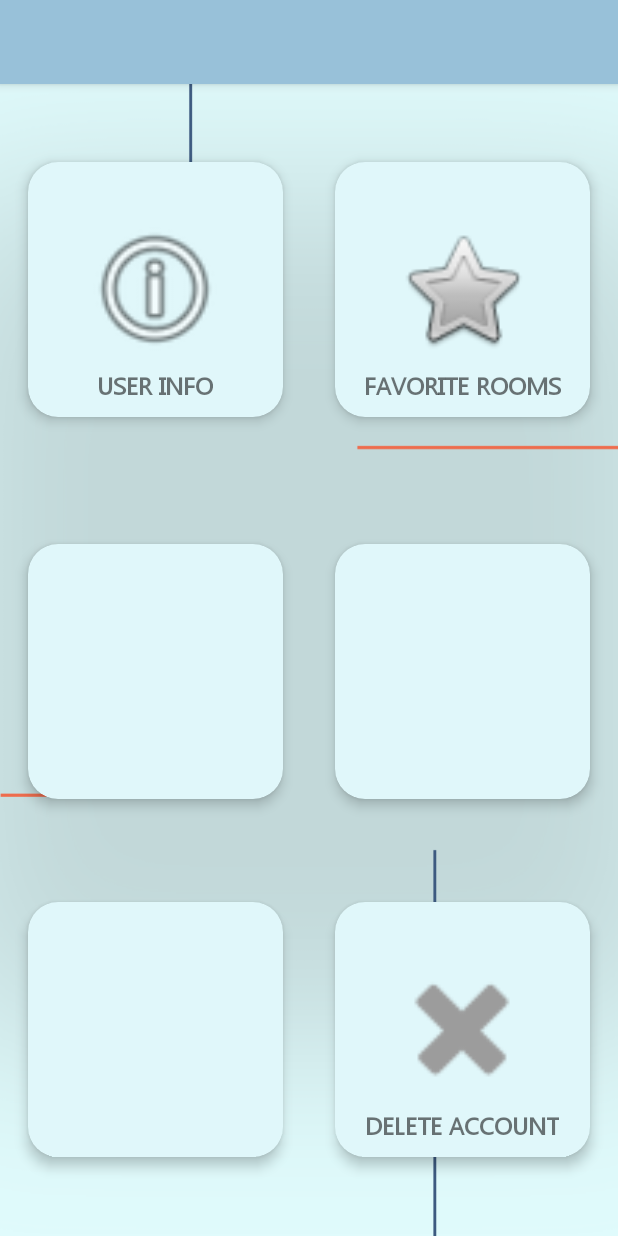
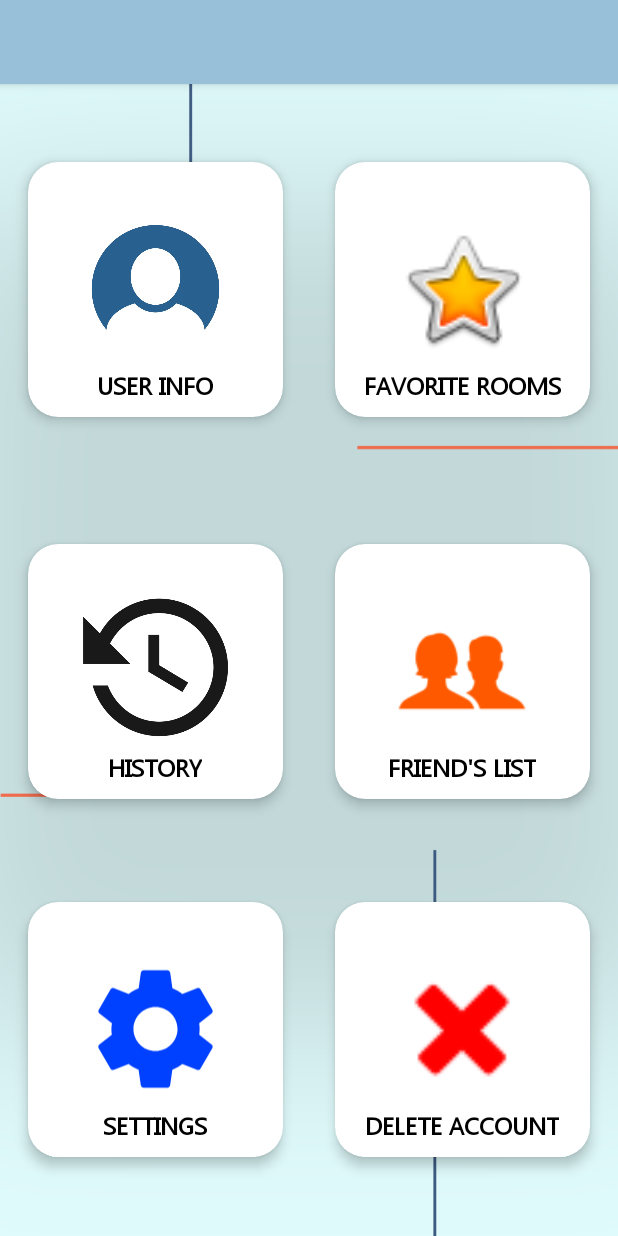
Before and after one commit to salhanyf/iSeat-COEN390, an Android app: the UserProfileActivity screen opened directly, with no data from a screen before it, on a phone screen of 412 x 824 dp. Run offline under Robolectric (Android 15) with nearby library versions, the phone set to English and light mode, and no system bars; our stand-ins replace Firebase (no records; nobody signed in at launch, a user with empty details on screens opened directly).

Commit message:
List of card view activities when clicking user icon

```diff
--- /dev/null
+++ b/app/src/main/java/com/example/finalproject/views/Cards/DeleteAccountActivity.java
@@ -0,0 +1,4 @@
+package com.example.finalproject.views.Cards;
+
+public class DeleteAccountActivity {
+}
--- /dev/null
+++ b/app/src/main/java/com/example/finalproject/views/Cards/FavoriteRoomActivity.java
@@ -0,0 +1,4 @@
+package com.example.finalproject.views.Cards;
+
+public class FavoriteRoomActivity {
+}
--- /dev/null
+++ b/app/src/main/java/com/example/finalproject/views/Cards/FriendActivity.java
@@ -0,0 +1,4 @@
+package com.example.finalproject.views.Cards;
+
+public class FriendActivity {
+}
--- /dev/null
+++ b/app/src/main/java/com/example/finalproject/views/Cards/HistoryActivity.java
@@ -0,0 +1,4 @@
+package com.example.finalproject.views.Cards;
+
+public class HistoryActivity {
+}
--- /dev/null
+++ b/app/src/main/java/com/example/finalproject/views/Cards/UserInfoActivity.java
@@ -0,0 +1,4 @@
+package com.example.finalproject.views.Cards;
+
+public class UserInfoActivity {
+}
--- a/app/src/main/res/layout/activity_user_profile.xml
+++ b/app/src/main/res/layout/activity_user_profile.xml
@@ -5,7 +5,7 @@
     android:layout_width="match_parent"
     android:layout_height="match_parent"
     android:background="@drawable/background"
-    android:clickable="true"
+    android:clickable="false"
     tools:context="com.example.finalproject.views.UserProfileActivity">
 
     <androidx.appcompat.widget.Toolbar
@@ -27,25 +27,29 @@
     </androidx.appcompat.widget.Toolbar>
 
     <androidx.cardview.widget.CardView
-        android:id="@+id/cardView4"
+        android:id="@+id/cardViewUser"
         android:layout_width="170dp"
         android:layout_height="170dp"
         android:layout_marginStart="16dp"
         android:layout_marginTop="15dp"
         android:layout_marginEnd="16dp"
         android:layout_marginBottom="32dp"
-        app:cardBackgroundColor="#E0F7FA"
+        android:clickable="true"
+        app:cardBackgroundColor="@color/card_rooms_background"
         app:cardCornerRadius="20dp"
         app:cardElevation="5dp"
-        app:layout_constraintBottom_toTopOf="@+id/cardView3"
-        app:layout_constraintEnd_toStartOf="@+id/cardView2"
+        app:layout_constraintBottom_toTopOf="@+id/cardViewHistory"
+        app:layout_constraintEnd_toStartOf="@+id/cardViewFavorite"
         app:layout_constraintStart_toStartOf="parent"
-        app:layout_constraintTop_toBottomOf="@+id/appToolbar" >
+        app:layout_constraintTop_toBottomOf="@+id/appToolbar">
 
         <ImageView
             android:id="@+id/imageView"
-            app:srcCompat="@android:drawable/ic_menu_info_details"
-            style="@style/profilepage" />
+            style="@style/profilepage"
+            android:layout_width="122dp"
+            android:layout_height="120dp"
+            android:clickable="true"
+            app:srcCompat="@drawable/user_profile_png_image" />
 
         <TextView
             android:id="@+id/ProfilePageUserInfoTextView"
@@ -53,29 +57,32 @@
             android:layout_height="wrap_content"
             android:layout_gravity="bottom|center_horizontal"
             android:layout_marginBottom="10dp"
+            android:clickable="true"
             android:fontFamily="@font/gadugi"
             android:text="User Info"
             android:textAlignment="center"
             android:textAllCaps="true"
+            android:textColor="@color/text_small"
             android:textSize="16sp"
             android:textStyle="bold" />
     </androidx.cardview.widget.CardView>
 
     <androidx.cardview.widget.CardView
-        android:id="@+id/cardView2"
+        android:id="@+id/cardViewFavorite"
         android:layout_width="170dp"
         android:layout_height="170dp"
         android:layout_marginStart="16dp"
         android:layout_marginTop="15dp"
         android:layout_marginEnd="16dp"
         android:layout_marginBottom="32dp"
-        app:cardBackgroundColor="#E0F7FA"
+        android:clickable="true"
+        app:cardBackgroundColor="@color/card_rooms_background"
         app:cardCornerRadius="20dp"
         app:cardElevation="5dp"
-        app:layout_constraintBottom_toTopOf="@+id/cardView5"
+        app:layout_constraintBottom_toTopOf="@+id/cardViewFriend"
         app:layout_constraintEnd_toEndOf="parent"
-        app:layout_constraintStart_toEndOf="@+id/cardView4"
-        app:layout_constraintTop_toBottomOf="@+id/appToolbar" >
+        app:layout_constraintStart_toEndOf="@+id/cardViewUser"
+        app:layout_constraintTop_toBottomOf="@+id/appToolbar">
 
         <TextView
             android:id="@+id/FavoriteRoomsTextView"
@@ -83,10 +90,12 @@
             android:layout_height="wrap_content"
             android:layout_gravity="bottom|center_horizontal"
             android:layout_marginBottom="10dp"
+            android:clickable="true"
             android:fontFamily="@font/gadugi"
             android:text="Favorite Rooms"
             android:textAlignment="center"
             android:textAllCaps="true"
+            android:textColor="@color/text_small"
             android:textSize="16sp"
             android:textStyle="bold" />
 
@@ -95,24 +104,26 @@
             style="@style/profilepage"
             android:layout_width="90dp"
             android:layout_height="90dp"
-            app:srcCompat="@android:drawable/btn_star" />
+            android:clickable="true"
+            app:srcCompat="@android:drawable/btn_star_big_on" />
     </androidx.cardview.widget.CardView>
 
     <androidx.cardview.widget.CardView
-        android:id="@+id/cardView7"
+        android:id="@+id/cardViewDelete"
         android:layout_width="170dp"
         android:layout_height="170dp"
         android:layout_marginStart="16dp"
         android:layout_marginTop="16dp"
         android:layout_marginEnd="16dp"
         android:layout_marginBottom="16dp"
-        app:cardBackgroundColor="#E0F7FA"
+        android:clickable="true"
+        app:cardBackgroundColor="@color/card_rooms_background"
         app:cardCornerRadius="20dp"
         app:cardElevation="5dp"
         app:layout_constraintBottom_toBottomOf="parent"
         app:layout_constraintEnd_toEndOf="parent"
-        app:layout_constraintStart_toEndOf="@+id/cardView6"
-        app:layout_constraintTop_toBottomOf="@+id/cardView5" >
+        app:layout_constraintStart_toEndOf="@+id/cardViewSettings"
+        app:layout_constraintTop_toBottomOf="@+id/cardViewFriend">
 
         <TextView
             android:id="@+id/profilePageUserInfoTextView2"
@@ -120,10 +131,12 @@
             android:layout_height="wrap_content"
             android:layout_gravity="bottom|center_horizontal"
             android:layout_marginBottom="10dp"
+            android:clickable="true"
             android:fontFamily="@font/gadugi"
             android:text="Delete Account"
             android:textAlignment="center"
             android:textAllCaps="true"
+            android:textColor="@color/text_small"
             android:textSize="16sp"
             android:textStyle="bold" />
 
@@ -132,58 +145,139 @@
             style="@style/profilepage"
             android:layout_width="100dp"
             android:layout_height="100dp"
-            android:tint="#9C9C9C"
-            app:srcCompat="@android:drawable/ic_delete" />
+            android:clickable="true"
+            android:tint="#FF0000"
+            app:srcCompat="@android:drawable/ic_delete"
+            tools:ignore="UseAppTint" />
     </androidx.cardview.widget.CardView>
 
     <androidx.cardview.widget.CardView
-        android:id="@+id/cardView3"
+        android:id="@+id/cardViewHistory"
         android:layout_width="170dp"
         android:layout_height="170dp"
         android:layout_marginStart="16dp"
         android:layout_marginTop="16dp"
         android:layout_marginEnd="16dp"
         android:layout_marginBottom="16dp"
-        app:cardBackgroundColor="#E0F7FA"
+        android:clickable="true"
+        app:cardBackgroundColor="@color/card_rooms_background"
         app:cardCornerRadius="20dp"
         app:cardElevation="5dp"
-        app:layout_constraintBottom_toTopOf="@+id/cardView6"
-        app:layout_constraintEnd_toStartOf="@+id/cardView5"
+        app:layout_constraintBottom_toTopOf="@+id/cardViewSettings"
+        app:layout_constraintEnd_toStartOf="@+id/cardViewFriend"
         app:layout_constraintStart_toStartOf="parent"
-        app:layout_constraintTop_toBottomOf="@+id/cardView4" >
+        app:layout_constraintTop_toBottomOf="@+id/cardViewUser">
 
+        <ImageView
+            android:id="@+id/imageView5"
+            style="@style/profilepage"
+            android:layout_width="110dp"
+            android:layout_height="101dp"
+            android:clickable="true"
+            android:tint="#000000"
+            app:srcCompat="@drawable/history"
+            tools:ignore="UseAppTint" />
+
+        <TextView
+            android:id="@+id/profilePageUserInfoTextView"
+            android:layout_width="wrap_content"
+            android:layout_height="wrap_content"
+            android:layout_gravity="bottom|center_horizontal"
+            android:layout_marginBottom="10dp"
+            android:clickable="true"
+            android:fontFamily="@font/gadugi"
+            android:text="History"
+            android:textAlignment="center"
+            android:textAllCaps="true"
+            android:textColor="@color/text_small"
+            android:textSize="16sp"
+            android:textStyle="bold" />
     </androidx.cardview.widget.CardView>
 
     <androidx.cardview.widget.CardView
-        android:id="@+id/cardView6"
+        android:id="@+id/cardViewSettings"
         android:layout_width="170dp"
         android:layout_height="170dp"
         android:layout_marginStart="16dp"
         android:layout_marginTop="16dp"
         android:layout_marginEnd="16dp"
         android:layout_marginBottom="16dp"
-        app:cardBackgroundColor="#E0F7FA"
+        android:clickable="true"
+        app:cardBackgroundColor="@color/card_rooms_background"
         app:cardCornerRadius="20dp"
         app:cardElevation="5dp"
         app:layout_constraintBottom_toBottomOf="parent"
-        app:layout_constraintEnd_toStartOf="@+id/cardView7"
+        app:layout_constraintEnd_toStartOf="@+id/cardViewDelete"
         app:layout_constraintStart_toStartOf="parent"
-        app:layout_constraintTop_toBottomOf="@+id/cardView3" />
+        app:layout_constraintTop_toBottomOf="@+id/cardViewHistory">
+
+        <TextView
+            android:id="@+id/profilePageUserInfoTextView5"
+            android:layout_width="wrap_content"
+            android:layout_height="wrap_content"
+            android:layout_gravity="bottom|center_horizontal"
+            android:layout_marginBottom="10dp"
+            android:clickable="true"
+            android:fontFamily="@font/gadugi"
+            android:text="Settings"
+            android:textAlignment="center"
+            android:textAllCaps="true"
+            android:textColor="@color/text_small"
+            android:textSize="16sp"
+            android:textStyle="bold" />
+
+        <ImageView
+            android:id="@+id/imageView7"
+            style="@style/profilepage"
+            android:layout_width="98dp"
+            android:layout_height="100dp"
+            android:clickable="true"
+            android:tint="#0040FF"
+            app:srcCompat="@drawable/ic_baseline_settings_24"
+            tools:ignore="UseAppTint" />
+    </androidx.cardview.widget.CardView>
 
     <androidx.cardview.widget.CardView
-        android:id="@+id/cardView5"
+        android:id="@+id/cardViewFriend"
         android:layout_width="170dp"
         android:layout_height="170dp"
         android:layout_marginStart="16dp"
         android:layout_marginTop="16dp"
         android:layout_marginEnd="16dp"
         android:layout_marginBottom="16dp"
-        app:cardBackgroundColor="#E0F7FA"
+        android:clickable="true"
+        app:cardBackgroundColor="@color/card_rooms_background"
         app:cardCornerRadius="20dp"
         app:cardElevation="5dp"
-        app:layout_constraintBottom_toTopOf="@+id/cardView7"
+        app:layout_constraintBottom_toTopOf="@+id/cardViewDelete"
         app:layout_constraintEnd_toEndOf="parent"
-        app:layout_constraintStart_toEndOf="@+id/cardView3"
-        app:layout_constraintTop_toBottomOf="@+id/cardView2" />
+        app:layout_constraintStart_toEndOf="@+id/cardViewHistory"
+        app:layout_constraintTop_toBottomOf="@+id/cardViewFavorite">
+
+        <ImageView
+            android:id="@+id/imageView6"
+            style="@style/profilepage"
+            android:layout_width="wrap_content"
+            android:layout_height="wrap_content"
+            android:clickable="true"
+            android:tint="#FF5900"
+            app:srcCompat="@drawable/network"
+            tools:ignore="UseAppTint" />
+
+        <TextView
+            android:id="@+id/profilePageUserInfoTextView3"
+            android:layout_width="wrap_content"
+            android:layout_height="wrap_content"
+            android:layout_gravity="bottom|center_horizontal"
+            android:layout_marginBottom="10dp"
+            android:clickable="true"
+            android:fontFamily="@font/gadugi"
+            android:text="Friend's List"
+            android:textAlignment="center"
+            android:textAllCaps="true"
+            android:textColor="@color/text_small"
+            android:textSize="16sp"
+            android:textStyle="bold" />
+    </androidx.cardview.widget.CardView>
 
 </androidx.constraintlayout.widget.ConstraintLayout>
--- a/app/src/main/res/values/strings.xml
+++ b/app/src/main/res/values/strings.xml
@@ -54,6 +54,8 @@
     <string name="admin_code">Admin code</string>
     <string name="title_activity_settings">SettingsActivity</string>
 
+    <!-- ActivityUserProfile Strings -->
+
     <!-- Preferences -->
     <string name="sync_title">Sync email periodically</string>
     <string name="attachment_title">Download incoming attachments</string>
```
Also changed, not shown: app/src/main/res/drawable/history.png (added), app/src/main/res/drawable/network.png (added), app/src/main/res/drawable/user_profile_png_image.png (added).
